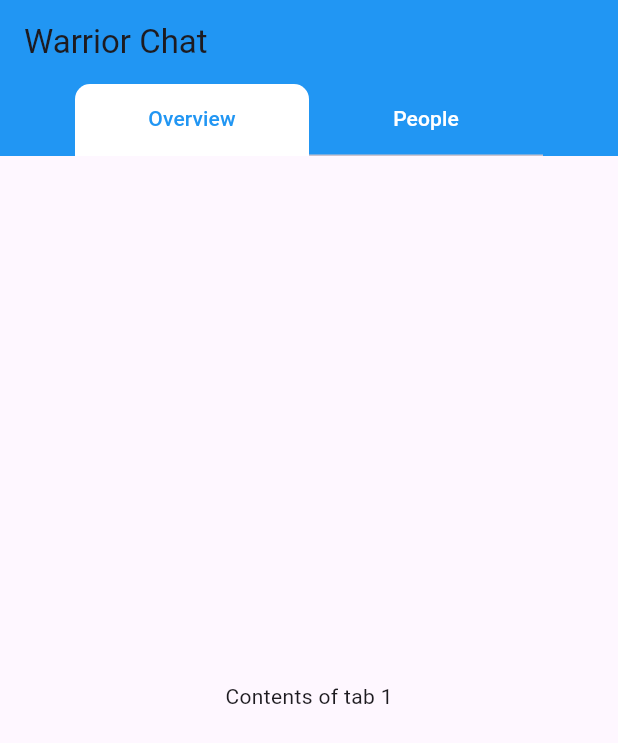
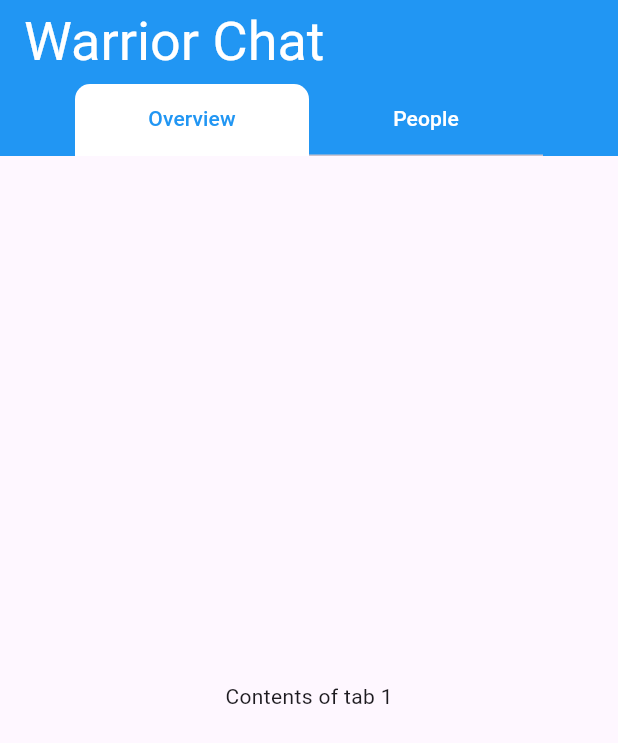
Before and after one commit to ian-kr/WarriorChat, a Flutter app: the screen it shows after launch, on a phone screen of 412 x 824 dp. Shown: the top 743 px of the screen. Run offline on Flutter 3.47's test engine with Material 3 defaults, Android fonts, the phone set to English and light mode, and no system bars.

Commit message:
make the title better
im pushing to main simply because my code is perfect and ive never made a mistake in my life. you all wish to achieve the level of excellence i have

```diff
--- a/warrior_chat/lib/pages/home.dart
+++ b/warrior_chat/lib/pages/home.dart
@@ -25,8 +25,13 @@ class MainTabBar extends StatelessWidget{
         length : 2,
         child: Scaffold(
           appBar: AppBar(
-
-            title : const Text("Warrior Chat"),
+            title: const Text(
+              "Warrior Chat",
+              style: TextStyle(
+                fontSize: 36.0,
+                color: Colors.white,
+              ),
+            ),
             backgroundColor: Colors.blue,
             bottom: TabBar(
               padding: const EdgeInsets.symmetric(horizontal: 50),
```
